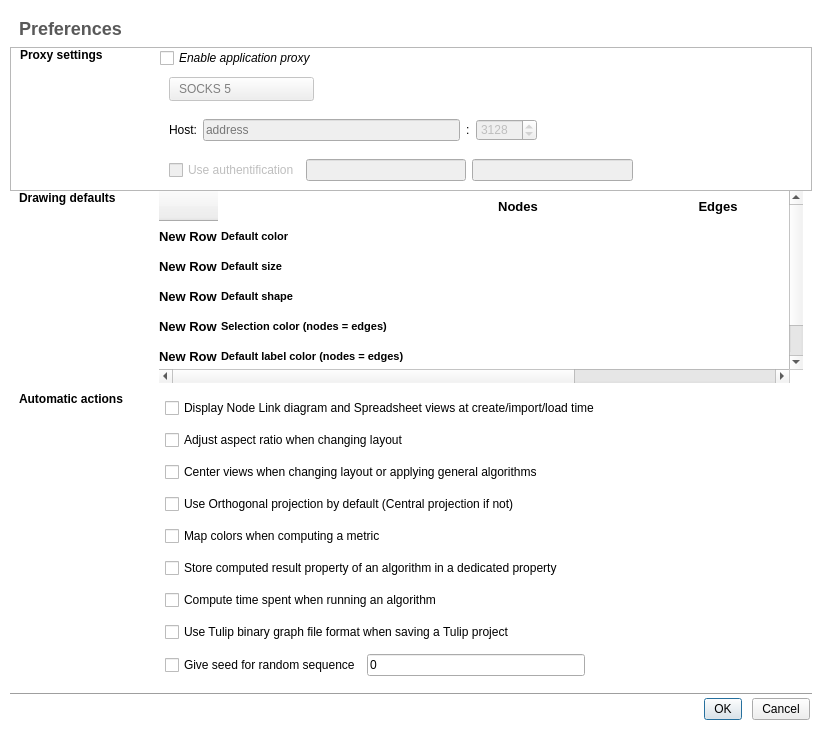
Before: the Qt Designer form plugins/perspective/GraphPerspective/designer/PreferencesDialog.ui in Tulip-Dev/tulip, drawn with Qt 5.
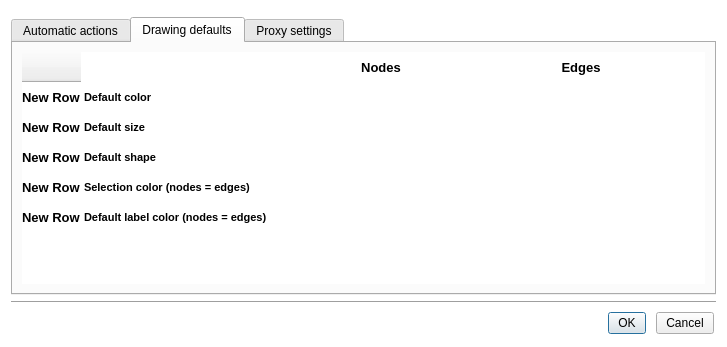
After: the same form once the commit is applied. The open tabs and pages were chosen to show the change. Icons and pictures are not drawn. Custom widgets are drawn as their Qt base class.

Commit message: tabify Preferences dialog for low resolution display (will likely break some gui tests but that small change was needed)

```diff
--- a/plugins/perspective/GraphPerspective/designer/PreferencesDialog.ui
+++ b/plugins/perspective/GraphPerspective/designer/PreferencesDialog.ui
@@ -6,8 +6,8 @@
    <rect>
     <x>0</x>
     <y>0</y>
-    <width>822</width>
-    <height>732</height>
+    <width>727</width>
+    <height>347</height>
    </rect>
   </property>
   <property name="sizePolicy">
@@ -19,7 +19,7 @@
   <property name="minimumSize">
    <size>
     <width>0</width>
-    <height>585</height>
+    <height>0</height>
    </size>
   </property>
   <property name="windowTitle">
@@ -88,26 +88,7 @@
 background-color: #F4F4F4;
 }</string>
   </property>
-  <layout class="QVBoxLayout" name="verticalLayout">
-   <property name="spacing">
-    <number>0</number>
-   </property>
-   <property name="margin">
-    <number>10</number>
-   </property>
-   <item>
-    <widget class="Line" name="line">
-     <property name="maximumSize">
-      <size>
-       <width>16777215</width>
-       <height>1</height>
-      </size>
-     </property>
-     <property name="orientation">
-      <enum>Qt::Horizontal</enum>
-     </property>
-    </widget>
-   </item>
+  <layout class="QVBoxLayout" name="verticalLayout_5">
    <item>
     <widget class="QFrame" name="horizontalFrame_2">
      <property name="sizePolicy">
@@ -123,78 +104,314 @@
       <property name="bottomMargin">
        <number>0</number>
       </property>
+     </layout>
+    </widget>
+   </item>
       <item>
-       <widget class="QLabel" name="title">
-        <property name="minimumSize">
+    <widget class="QTabWidget" name="tabWidget">
+     <property name="currentIndex">
+      <number>0</number>
+     </property>
+     <widget class="QWidget" name="tab">
+      <attribute name="title">
+       <string>Automatic actions</string>
+      </attribute>
+      <layout class="QVBoxLayout" name="verticalLayout_4">
+       <item>
+        <layout class="QVBoxLayout" name="verticalLayout_2">
+         <item>
+          <widget class="QCheckBox" name="displayDefaultViews">
+           <property name="toolTip">
+            <string>&lt;html&gt;&lt;head/&gt;&lt;body&gt;&lt;p&gt;When creating a new graph, importing or loading a graph file, a &lt;span style=&quot; font-weight:600;&quot;&gt;Node Link diagram&lt;/span&gt; and a &lt;span style=&quot; font-weight:600;&quot;&gt;Spreadsheet&lt;/span&gt; views will be automatically created.&lt;/p&gt;&lt;/body&gt;&lt;/html&gt;</string>
+           </property>
+           <property name="text">
+            <string>Display Node Link diagram and Spreadsheet views at create/import/load time</string>
+           </property>
+          </widget>
+         </item>
+         <item>
+          <widget class="QCheckBox" name="aspectRatioCheck">
+           <property name="toolTip">
+            <string>&lt;html&gt;&lt;body&gt;&lt;p&gt;After applying a layout algorithm, the graph layout will be automatically scaled to get an aspect ratio of 1.&lt;/p&gt;&lt;/body&gt;&lt;/html&gt;</string>
+           </property>
+           <property name="text">
+            <string>Adjust aspect ratio when changing layout</string>
+           </property>
+          </widget>
+         </item>
+         <item>
+          <widget class="QCheckBox" name="centerViewCheck">
+           <property name="toolTip">
+            <string>&lt;html&gt;&lt;body&gt;&lt;p&gt;After computing a new layout or applying a general algorithm, the graph views will be automatically centered.&lt;/p&gt;&lt;/body&gt;&lt;/html&gt;</string>
+           </property>
+           <property name="text">
+            <string>Center views when changing layout or applying general algorithms</string>
+           </property>
+           <property name="checked">
+            <bool>false</bool>
+           </property>
+          </widget>
+         </item>
+         <item>
+          <widget class="QCheckBox" name="viewOrthoCheck">
+           <property name="toolTip">
+            <string>&lt;html&gt;&lt;body&gt;&lt;p&gt;If checked, the 3D views will use an orthogonal projection; a central projection if not.&lt;/p&gt;&lt;/body&gt;&lt;/html&gt;</string>
+           </property>
+           <property name="text">
+            <string>Use Orthogonal projection by default (Central projection if not)</string>
+           </property>
+           <property name="checked">
+            <bool>false</bool>
+           </property>
+          </widget>
+         </item>
+         <item>
+          <widget class="QCheckBox" name="colorMappingCheck">
+           <property name="toolTip">
+            <string>&lt;html&gt;&lt;head/&gt;&lt;body&gt;&lt;p&gt;After a metric computation, the graph nodes will be automatically colorized according to the metric associated values, using the color scale defined as value of the &amp;quot;color scale&amp;quot; parameter of the &lt;span style=&quot; font-weight:600;&quot;&gt;Color Mapping&lt;/span&gt; plugin.&lt;/p&gt;&lt;/body&gt;&lt;/html&gt;</string>
+           </property>
+           <property name="text">
+            <string>Map colors when computing a metric</string>
+           </property>
+          </widget>
+         </item>
+         <item>
+          <widget class="QCheckBox" name="resultPropertyStoredCheck">
+           <property name="toolTip">
+            <string>&lt;html&gt;&lt;body&gt;&lt;p&gt;The contents of the result property of an algorithm (viewMetric for example) will be stored in a new property automatically named using the values of the parameters of the algorithm.&lt;/p&gt;&lt;/body&gt;&lt;/html&gt;</string>
+           </property>
+           <property name="text">
+            <string>Store computed result property of an algorithm in a dedicated property</string>
+           </property>
+          </widget>
+         </item>
+         <item>
+          <widget class="QCheckBox" name="runningTimeComputedCheck">
+           <property name="toolTip">
+            <string>&lt;html&gt;&lt;body&gt;&lt;p&gt;The time spent in an algorithm computation will be displayed in the message box.&lt;/p&gt;&lt;/body&gt;&lt;/html&gt;</string>
+           </property>
+           <property name="text">
+            <string>Compute time spent when running an algorithm</string>
+           </property>
+          </widget>
+         </item>
+         <item>
+          <widget class="QCheckBox" name="usetlpbformat">
+           <property name="toolTip">
+            <string>&lt;html&gt;&lt;head/&gt;&lt;body&gt;&lt;p&gt;Use the Tulip binary graph file format (tlpb) instead of the tlp plain text file format. The use of the tlpb format makes loading/saving of Tulip project file much faster but you will loose compatibility with older verstion of Tulip.&lt;/p&gt;&lt;/body&gt;&lt;/html&gt;</string>
+           </property>
+           <property name="text">
+            <string>Use Tulip binary graph file format when saving a Tulip project</string>
+           </property>
+          </widget>
+         </item>
+         <item>
+          <layout class="QHBoxLayout" name="horizontalLayout_7">
+           <item>
+            <widget class="QCheckBox" name="randomSeedCheck">
+             <property name="toolTip">
+              <string>&lt;html&gt;&lt;body&gt;&lt;p&gt;When checked,  each random sequence will be initialized with the given value.
+If not, a new random seed will be set to initialize each new random sequence.&lt;/p&gt;&lt;/body&gt;&lt;/html&gt;</string>
+             </property>
+             <property name="text">
+              <string>Give seed for random sequence</string>
+             </property>
+            </widget>
+           </item>
+           <item>
+            <widget class="QLineEdit" name="randomSeedEdit">
+             <property name="toolTip">
+              <string>The seed value must be a positive integer</string>
+             </property>
+             <property name="text">
+              <string>0</string>
+             </property>
+            </widget>
+           </item>
+           <item>
+            <spacer name="horizontalSpacer_4">
+             <property name="orientation">
+              <enum>Qt::Horizontal</enum>
+             </property>
+             <property name="sizeHint" stdset="0">
          <size>
-          <width>0</width>
-          <height>36</height>
-         </size>
-        </property>
-        <property name="styleSheet">
-         <string notr="true">font-weight: bold;
-color: #595959;</string>
-        </property>
-        <property name="text">
-         <string>&lt;font size=&quot;5&quot;&gt;Preferences&lt;/font&gt;</string>
-        </property>
-       </widget>
-      </item>
-     </layout>
-    </widget>
-   </item>
+               <width>40</width>
+               <height>20</height>
+              </size>
+             </property>
+            </spacer>
+           </item>
+          </layout>
+         </item>
+        </layout>
+       </item>
+      </layout>
+     </widget>
+     <widget class="QWidget" name="tab_2">
+      <attribute name="title">
+       <string>Drawing defaults</string>
+      </attribute>
+      <layout class="QVBoxLayout" name="verticalLayout_3">
    <item>
-    <widget class="QFrame" name="networkFrame">
-     <property name="sizePolicy">
-      <sizepolicy hsizetype="Preferred" vsizetype="Maximum">
-       <horstretch>0</horstretch>
-       <verstretch>0</verstretch>
-      </sizepolicy>
-     </property>
-     <property name="frameShape">
-      <enum>QFrame::StyledPanel</enum>
-     </property>
-     <property name="frameShadow">
-      <enum>QFrame::Raised</enum>
-     </property>
-     <property name="section" stdset="0">
-      <bool>true</bool>
-     </property>
-     <layout class="QHBoxLayout" name="horizontalLayout_5">
+        <layout class="QVBoxLayout" name="renderingFrameContents">
       <property name="spacing">
-       <number>0</number>
-      </property>
-      <property name="topMargin">
-       <number>0</number>
-      </property>
-      <property name="bottomMargin">
-       <number>0</number>
+          <number>10</number>
       </property>
       <item>
-       <widget class="QLabel" name="networkFrameTitle">
+          <widget class="QTableWidget" name="graphDefaultsTable">
         <property name="sizePolicy">
-         <sizepolicy hsizetype="Maximum" vsizetype="Preferred">
+            <sizepolicy hsizetype="Expanding" vsizetype="Preferred">
           <horstretch>0</horstretch>
           <verstretch>0</verstretch>
          </sizepolicy>
         </property>
-        <property name="minimumSize">
-         <size>
-          <width>140</width>
-          <height>0</height>
-         </size>
-        </property>
         <property name="styleSheet">
-         <string notr="true">font-weight: bold;</string>
-        </property>
+            <string notr="true">QAbstractItemView {
+background-color: white;
+border: 0px;
+}
+QHeaderView::section {
+background-color: white;
+height: 30px;
+font: bold 10pt;
+color: black;
+border: 0px;
+}
+QTableView {
+font: 10pt;
+}
+</string>
+           </property>
+           <property name="frameShape">
+            <enum>QFrame::NoFrame</enum>
+           </property>
+           <property name="editTriggers">
+            <set>QAbstractItemView::AllEditTriggers</set>
+           </property>
+           <property name="showGrid">
+            <bool>false</bool>
+           </property>
+           <property name="cornerButtonEnabled">
+            <bool>false</bool>
+           </property>
+           <attribute name="horizontalHeaderDefaultSectionSize">
+            <number>200</number>
+           </attribute>
+           <attribute name="horizontalHeaderMinimumSectionSize">
+            <number>1</number>
+           </attribute>
+           <row>
         <property name="text">
+             <string>New Row</string>
+            </property>
+           </row>
+           <row>
+            <property name="text">
+             <string>New Row</string>
+            </property>
+           </row>
+           <row>
+            <property name="text">
+             <string>New Row</string>
+            </property>
+           </row>
+           <row>
+            <property name="text">
+             <string>New Row</string>
+            </property>
+           </row>
+           <row>
+            <property name="text">
+             <string>New Row</string>
+            </property>
+           </row>
+           <column>
+            <property name="text">
+             <string/>
+            </property>
+           </column>
+           <column>
+            <property name="text">
+             <string>Nodes</string>
+            </property>
+           </column>
+           <column>
+            <property name="text">
+             <string>Edges</string>
+            </property>
+           </column>
+           <item row="0" column="0">
+            <property name="text">
+             <string>Default color</string>
+            </property>
+            <property name="font">
+             <font>
+              <pointsize>8</pointsize>
+              <weight>75</weight>
+              <bold>true</bold>
+             </font>
+            </property>
+           </item>
+           <item row="1" column="0">
+            <property name="text">
+             <string>Default size</string>
+            </property>
+            <property name="font">
+             <font>
+              <pointsize>8</pointsize>
+              <weight>75</weight>
+              <bold>true</bold>
+             </font>
+            </property>
+           </item>
+           <item row="2" column="0">
+            <property name="text">
+             <string>Default shape</string>
+            </property>
+            <property name="font">
+             <font>
+              <pointsize>8</pointsize>
+              <weight>75</weight>
+              <bold>true</bold>
+             </font>
+            </property>
+           </item>
+           <item row="3" column="0">
+            <property name="text">
+             <string>Selection color (nodes = edges)</string>
+            </property>
+            <property name="font">
+             <font>
+              <pointsize>8</pointsize>
+              <weight>75</weight>
+              <bold>true</bold>
+             </font>
+            </property>
+           </item>
+           <item row="4" column="0">
+            <property name="text">
+             <string>Default label color (nodes = edges)</string>
+            </property>
+            <property name="font">
+             <font>
+              <pointsize>8</pointsize>
+              <weight>75</weight>
+              <bold>true</bold>
+             </font>
+            </property>
+           </item>
+          </widget>
+         </item>
+        </layout>
+       </item>
+      </layout>
+      <zorder>graphDefaultsTable</zorder>
+     </widget>
+     <widget class="QWidget" name="tab_3">
+      <attribute name="title">
          <string>Proxy settings</string>
-        </property>
-        <property name="alignment">
-         <set>Qt::AlignLeading|Qt::AlignLeft|Qt::AlignTop</set>
-        </property>
-       </widget>
-      </item>
+      </attribute>
+      <layout class="QVBoxLayout" name="verticalLayout">
       <item>
        <layout class="QVBoxLayout" name="networkFrameContents">
         <property name="spacing">
@@ -359,374 +576,6 @@
       </item>
      </layout>
     </widget>
-   </item>
-   <item>
-    <widget class="QFrame" name="renderingFrame">
-     <property name="sizePolicy">
-      <sizepolicy hsizetype="Preferred" vsizetype="Preferred">
-       <horstretch>0</horstretch>
-       <verstretch>0</verstretch>
-      </sizepolicy>
-     </property>
-     <property name="section" stdset="0">
-      <bool>true</bool>
-     </property>
-     <layout class="QHBoxLayout" name="horizontalLayout_2">
-      <property name="spacing">
-       <number>0</number>
-      </property>
-      <property name="topMargin">
-       <number>0</number>
-      </property>
-      <property name="bottomMargin">
-       <number>0</number>
-      </property>
-      <item>
-       <widget class="QLabel" name="renderingFrameTitle">
-        <property name="sizePolicy">
-         <sizepolicy hsizetype="Maximum" vsizetype="Preferred">
-          <horstretch>0</horstretch>
-          <verstretch>0</verstretch>
-         </sizepolicy>
-        </property>
-        <property name="minimumSize">
-         <size>
-          <width>140</width>
-          <height>85</height>
-         </size>
-        </property>
-        <property name="styleSheet">
-         <string notr="true">font-weight: bold;</string>
-        </property>
-        <property name="text">
-         <string>Drawing defaults</string>
-        </property>
-        <property name="alignment">
-         <set>Qt::AlignLeading|Qt::AlignLeft|Qt::AlignTop</set>
-        </property>
-       </widget>
-      </item>
-      <item>
-       <layout class="QVBoxLayout" name="renderingFrameContents">
-        <property name="spacing">
-         <number>10</number>
-        </property>
-        <item>
-         <widget class="QTableWidget" name="graphDefaultsTable">
-          <property name="sizePolicy">
-           <sizepolicy hsizetype="Expanding" vsizetype="Preferred">
-            <horstretch>0</horstretch>
-            <verstretch>0</verstretch>
-           </sizepolicy>
-          </property>
-          <property name="styleSheet">
-           <string notr="true">QAbstractItemView {
-background-color: white;
-border: 0px;
-}
-QHeaderView::section {
-background-color: white;
-height: 30px;
-font: bold 10pt;
-color: black;
-border: 0px;
-}
-QTableView {
-font: 10pt;
-}
-</string>
-          </property>
-          <property name="frameShape">
-           <enum>QFrame::NoFrame</enum>
-          </property>
-          <property name="editTriggers">
-           <set>QAbstractItemView::AllEditTriggers</set>
-          </property>
-          <property name="showGrid">
-           <bool>false</bool>
-          </property>
-          <property name="cornerButtonEnabled">
-           <bool>false</bool>
-          </property>
-          <attribute name="horizontalHeaderDefaultSectionSize">
-           <number>200</number>
-          </attribute>
-          <attribute name="horizontalHeaderMinimumSectionSize">
-           <number>1</number>
-          </attribute>
-          <row>
-           <property name="text">
-            <string>New Row</string>
-           </property>
-          </row>
-          <row>
-           <property name="text">
-            <string>New Row</string>
-           </property>
-          </row>
-          <row>
-           <property name="text">
-            <string>New Row</string>
-           </property>
-          </row>
-          <row>
-           <property name="text">
-            <string>New Row</string>
-           </property>
-          </row>
-          <row>
-           <property name="text">
-            <string>New Row</string>
-           </property>
-          </row>
-          <column>
-           <property name="text">
-            <string/>
-           </property>
-          </column>
-          <column>
-           <property name="text">
-            <string>Nodes</string>
-           </property>
-          </column>
-          <column>
-           <property name="text">
-            <string>Edges</string>
-           </property>
-          </column>
-          <item row="0" column="0">
-           <property name="text">
-            <string>Default color</string>
-           </property>
-           <property name="font">
-            <font>
-             <pointsize>8</pointsize>
-             <weight>75</weight>
-             <bold>true</bold>
-            </font>
-           </property>
-          </item>
-          <item row="1" column="0">
-           <property name="text">
-            <string>Default size</string>
-           </property>
-           <property name="font">
-            <font>
-             <pointsize>8</pointsize>
-             <weight>75</weight>
-             <bold>true</bold>
-            </font>
-           </property>
-          </item>
-          <item row="2" column="0">
-           <property name="text">
-            <string>Default shape</string>
-           </property>
-           <property name="font">
-            <font>
-             <pointsize>8</pointsize>
-             <weight>75</weight>
-             <bold>true</bold>
-            </font>
-           </property>
-          </item>
-          <item row="3" column="0">
-           <property name="text">
-            <string>Selection color (nodes = edges)</string>
-           </property>
-           <property name="font">
-            <font>
-             <pointsize>8</pointsize>
-             <weight>75</weight>
-             <bold>true</bold>
-            </font>
-           </property>
-          </item>
-          <item row="4" column="0">
-           <property name="text">
-            <string>Default label color (nodes = edges)</string>
-           </property>
-           <property name="font">
-            <font>
-             <pointsize>8</pointsize>
-             <weight>75</weight>
-             <bold>true</bold>
-            </font>
-           </property>
-          </item>
-         </widget>
-        </item>
-       </layout>
-      </item>
-     </layout>
-    </widget>
-   </item>
-   <item>
-    <widget class="QFrame" name="automaticFrame">
-     <property name="sizePolicy">
-      <sizepolicy hsizetype="Preferred" vsizetype="Expanding">
-       <horstretch>0</horstretch>
-       <verstretch>0</verstretch>
-      </sizepolicy>
-     </property>
-     <property name="section" stdset="0">
-      <bool>true</bool>
-     </property>
-     <layout class="QHBoxLayout" name="horizontalLayout_8">
-      <item>
-       <widget class="QLabel" name="automaticTitle">
-        <property name="sizePolicy">
-         <sizepolicy hsizetype="Maximum" vsizetype="Preferred">
-          <horstretch>0</horstretch>
-          <verstretch>0</verstretch>
-         </sizepolicy>
-        </property>
-        <property name="minimumSize">
-         <size>
-          <width>140</width>
-          <height>0</height>
-         </size>
-        </property>
-        <property name="styleSheet">
-         <string notr="true">font-weight: bold;</string>
-        </property>
-        <property name="text">
-         <string>Automatic actions</string>
-        </property>
-        <property name="alignment">
-         <set>Qt::AlignLeading|Qt::AlignLeft|Qt::AlignTop</set>
-        </property>
-       </widget>
-      </item>
-      <item>
-       <layout class="QVBoxLayout" name="verticalLayout_2">
-        <item>
-         <widget class="QCheckBox" name="displayDefaultViews">
-          <property name="toolTip">
-           <string>&lt;html&gt;&lt;head/&gt;&lt;body&gt;&lt;p&gt;When creating a new graph, importing or loading a graph file, a &lt;span style=&quot; font-weight:600;&quot;&gt;Node Link diagram&lt;/span&gt; and a &lt;span style=&quot; font-weight:600;&quot;&gt;Spreadsheet&lt;/span&gt; views will be automatically created.&lt;/p&gt;&lt;/body&gt;&lt;/html&gt;</string>
-          </property>
-          <property name="text">
-           <string>Display Node Link diagram and Spreadsheet views at create/import/load time</string>
-          </property>
-         </widget>
-        </item>
-        <item>
-         <widget class="QCheckBox" name="aspectRatioCheck">
-          <property name="toolTip">
-           <string>&lt;html&gt;&lt;body&gt;&lt;p&gt;After applying a layout algorithm, the graph layout will be automatically scaled to get an aspect ratio of 1.&lt;/p&gt;&lt;/body&gt;&lt;/html&gt;</string>
-          </property>
-          <property name="text">
-           <string>Adjust aspect ratio when changing layout</string>
-          </property>
-         </widget>
-        </item>
-        <item>
-         <widget class="QCheckBox" name="centerViewCheck">
-          <property name="toolTip">
-           <string>&lt;html&gt;&lt;body&gt;&lt;p&gt;After computing a new layout or applying a general algorithm, the graph views will be automatically centered.&lt;/p&gt;&lt;/body&gt;&lt;/html&gt;</string>
-          </property>
-          <property name="text">
-           <string>Center views when changing layout or applying general algorithms</string>
-          </property>
-          <property name="checked">
-           <bool>false</bool>
-          </property>
-         </widget>
-        </item>
-        <item>
-         <widget class="QCheckBox" name="viewOrthoCheck">
-          <property name="toolTip">
-           <string>&lt;html&gt;&lt;body&gt;&lt;p&gt;If checked, the 3D views will use an orthogonal projection; a central projection if not.&lt;/p&gt;&lt;/body&gt;&lt;/html&gt;</string>
-          </property>
-          <property name="text">
-           <string>Use Orthogonal projection by default (Central projection if not)</string>
-          </property>
-          <property name="checked">
-           <bool>false</bool>
-          </property>
-         </widget>
-        </item>
-        <item>
-         <widget class="QCheckBox" name="colorMappingCheck">
-          <property name="toolTip">
-           <string>&lt;html&gt;&lt;head/&gt;&lt;body&gt;&lt;p&gt;After a metric computation, the graph nodes will be automatically colorized according to the metric associated values, using the color scale defined as value of the &amp;quot;color scale&amp;quot; parameter of the &lt;span style=&quot; font-weight:600;&quot;&gt;Color Mapping&lt;/span&gt; plugin.&lt;/p&gt;&lt;/body&gt;&lt;/html&gt;</string>
-          </property>
-          <property name="text">
-           <string>Map colors when computing a metric</string>
-          </property>
-         </widget>
-        </item>
-        <item>
-         <widget class="QCheckBox" name="resultPropertyStoredCheck">
-          <property name="toolTip">
-           <string>&lt;html&gt;&lt;body&gt;&lt;p&gt;The contents of the result property of an algorithm (viewMetric for example) will be stored in a new property automatically named using the values of the parameters of the algorithm.&lt;/p&gt;&lt;/body&gt;&lt;/html&gt;</string>
-          </property>
-          <property name="text">
-           <string>Store computed result property of an algorithm in a dedicated property</string>
-          </property>
-         </widget>
-        </item>
-        <item>
-         <widget class="QCheckBox" name="runningTimeComputedCheck">
-          <property name="toolTip">
-           <string>&lt;html&gt;&lt;body&gt;&lt;p&gt;The time spent in an algorithm computation will be displayed in the message box.&lt;/p&gt;&lt;/body&gt;&lt;/html&gt;</string>
-          </property>
-          <property name="text">
-           <string>Compute time spent when running an algorithm</string>
-          </property>
-         </widget>
-        </item>
-        <item>
-         <widget class="QCheckBox" name="usetlpbformat">
-          <property name="toolTip">
-           <string>&lt;html&gt;&lt;head/&gt;&lt;body&gt;&lt;p&gt;Use the Tulip binary graph file format (tlpb) instead of the tlp plain text file format. The use of the tlpb format makes loading/saving of Tulip project file much faster but you will loose compatibility with older verstion of Tulip.&lt;/p&gt;&lt;/body&gt;&lt;/html&gt;</string>
-          </property>
-          <property name="text">
-           <string>Use Tulip binary graph file format when saving a Tulip project</string>
-          </property>
-         </widget>
-        </item>
-        <item>
-         <layout class="QHBoxLayout" name="horizontalLayout_7">
-          <item>
-           <widget class="QCheckBox" name="randomSeedCheck">
-            <property name="toolTip">
-             <string>&lt;html&gt;&lt;body&gt;&lt;p&gt;When checked,  each random sequence will be initialized with the given value.
-If not, a new random seed will be set to initialize each new random sequence.&lt;/p&gt;&lt;/body&gt;&lt;/html&gt;</string>
-            </property>
-            <property name="text">
-             <string>Give seed for random sequence</string>
-            </property>
-           </widget>
-          </item>
-          <item>
-           <widget class="QLineEdit" name="randomSeedEdit">
-            <property name="toolTip">
-             <string>The seed value must be a positive integer</string>
-            </property>
-            <property name="text">
-             <string>0</string>
-            </property>
-           </widget>
-          </item>
-          <item>
-           <spacer name="horizontalSpacer_4">
-            <property name="orientation">
-             <enum>Qt::Horizontal</enum>
-            </property>
-            <property name="sizeHint" stdset="0">
-             <size>
-              <width>40</width>
-              <height>20</height>
-             </size>
-            </property>
-           </spacer>
-          </item>
-         </layout>
-        </item>
-       </layout>
-      </item>
-     </layout>
     </widget>
    </item>
    <item>
```
Left out of the diff: 16 changed lines with no effect on the pictures. Lines whose indentation alone changed are shown as unchanged.
